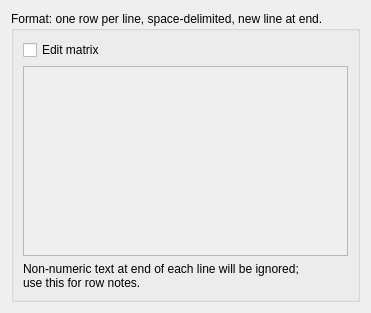
Above: src/Interface/Modules/Math/CreateMatrix.ui from SCIInstitute/SCIRun before the change. Below: the same form after it.
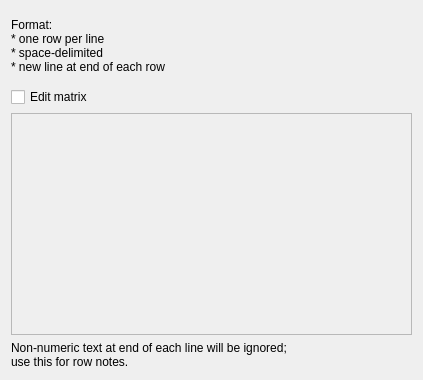
That is the form after the change.

Diff of the .ui file:
```diff
--- a/src/Interface/Modules/Math/CreateMatrix.ui
+++ b/src/Interface/Modules/Math/CreateMatrix.ui
@@ -6,8 +6,8 @@
    <rect>
     <x>0</x>
     <y>0</y>
-    <width>371</width>
-    <height>313</height>
+    <width>423</width>
+    <height>380</height>
    </rect>
   </property>
   <property name="sizePolicy">
@@ -18,49 +18,54 @@
   </property>
   <property name="minimumSize">
    <size>
-    <width>371</width>
-    <height>313</height>
+    <width>423</width>
+    <height>380</height>
    </size>
   </property>
   <property name="windowTitle">
    <string>Dialog</string>
   </property>
   <layout class="QGridLayout" name="gridLayout_2">
-   <item row="0" column="0">
-    <widget class="QGroupBox" name="groupBox">
+   <item row="3" column="0">
+    <widget class="QCheckBox" name="editCheckBox_">
+     <property name="text">
+      <string>Edit matrix</string>
+     </property>
+    </widget>
+   </item>
+   <item row="2" column="0">
+    <widget class="QLabel" name="label_2">
      <property name="minimumSize">
       <size>
-       <width>341</width>
-       <height>248</height>
+       <width>0</width>
+       <height>70</height>
       </size>
      </property>
-     <property name="title">
-      <string>Format: one row per line, space-delimited, new line at end.</string>
+     <property name="text">
+      <string>Format: 
+* one row per line
+* space-delimited
+* new line at end of each row</string>
      </property>
-     <layout class="QGridLayout" name="gridLayout">
-      <item row="1" column="0">
-       <widget class="QPlainTextEdit" name="matrixTextEdit_">
-        <property name="enabled">
-         <bool>false</bool>
-        </property>
-       </widget>
-      </item>
-      <item row="0" column="0">
-       <widget class="QCheckBox" name="editCheckBox_">
-        <property name="text">
-         <string>Edit matrix</string>
-        </property>
-       </widget>
-      </item>
-      <item row="2" column="0">
-       <widget class="QLabel" name="label">
-        <property name="text">
-         <string>Non-numeric text at end of each line will be ignored; 
+    </widget>
+   </item>
+   <item row="4" column="0">
+    <widget class="QPlainTextEdit" name="matrixTextEdit_">
+     <property name="enabled">
+      <bool>false</bool>
+     </property>
+    </widget>
+   </item>
+   <item row="5" column="0">
+    <widget class="QLabel" name="label">
+     <property name="toolTip">
+      <string>Non-numeric text at end of each line will be ignored; 
 use this for row notes.</string>
-        </property>
-       </widget>
-      </item>
-     </layout>
+     </property>
+     <property name="text">
+      <string>Non-numeric text at end of each line will be ignored; 
+use this for row notes.</string>
+     </property>
     </widget>
    </item>
   </layout>
```
